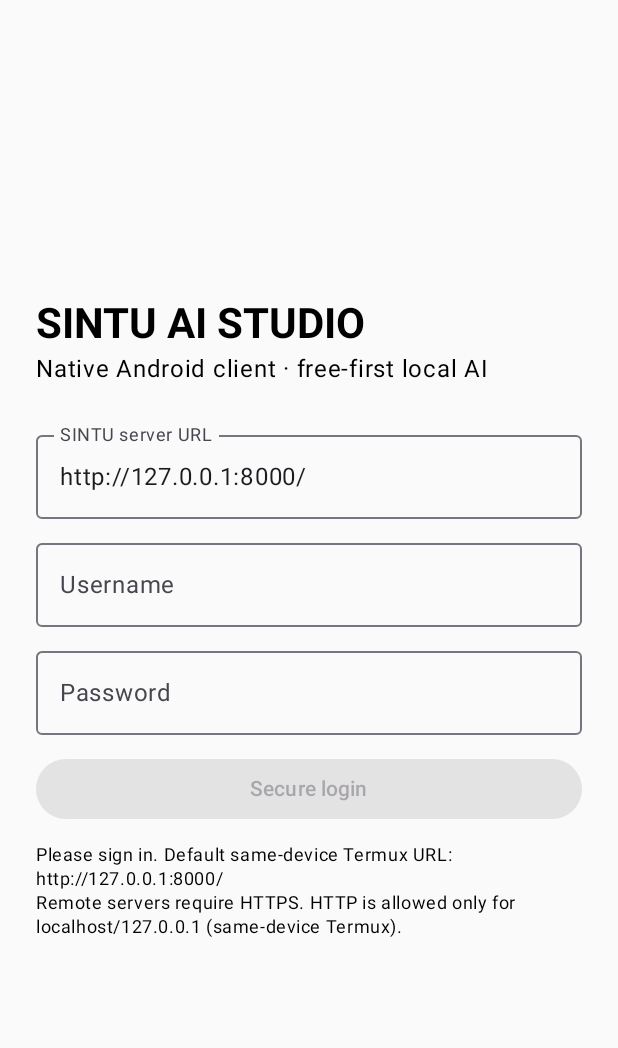
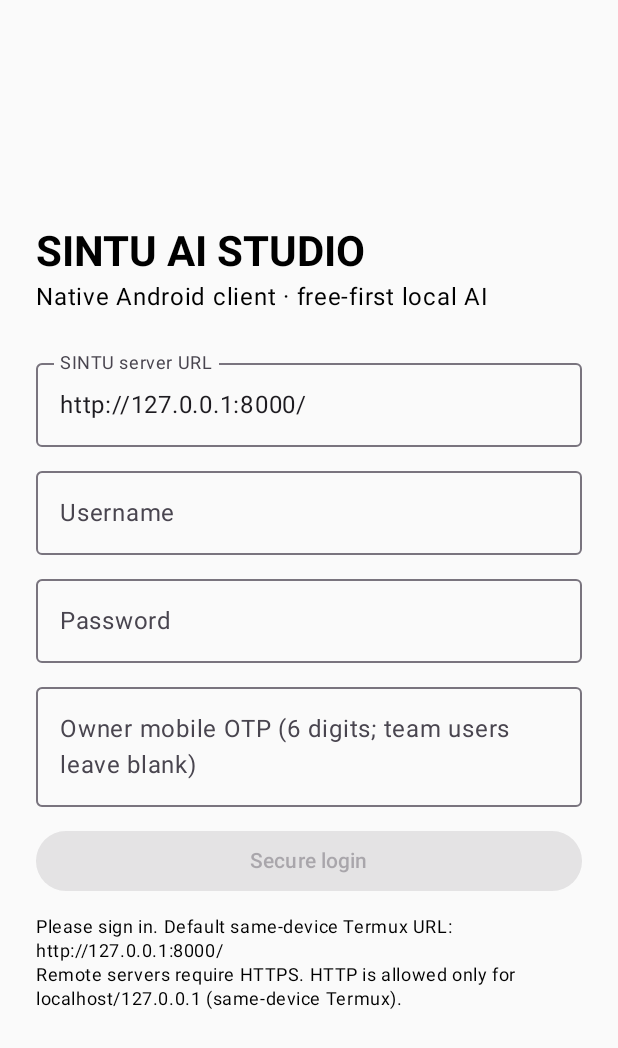
Before and after one commit to aiagent882520-cell/SINTU-AI-YOUTUBE-STUDIO, an Android app built with Jetpack Compose: the screen it shows after launch (MainActivity), on a phone screen of 412 x 824 dp. Shown: the top 1048 px of the screen. Run offline under Robolectric (Android 15) with nearby library versions, the phone set to English and light mode, and no system bars; our stand-ins replace livedata-compose; 1 statement that could not run was skipped.

Commit message:
feat: add Owner mobile OTP field to Android login

```diff
--- a/android/app/src/main/java/com/sintu/studio/MainActivity.kt
+++ b/android/app/src/main/java/com/sintu/studio/MainActivity.kt
@@ -26,6 +26,8 @@ import androidx.compose.ui.layout.ContentScale
 import androidx.compose.ui.platform.LocalContext
 import androidx.compose.ui.text.font.FontWeight
 import androidx.compose.ui.text.input.PasswordVisualTransformation
+import androidx.compose.ui.text.input.KeyboardOptions
+import androidx.compose.ui.text.input.KeyboardType
 import androidx.compose.ui.unit.dp
 import kotlinx.coroutines.launch
 import kotlinx.coroutines.Dispatchers
@@ -81,6 +83,7 @@ private fun SintuRoot() {
         }
     } else {
         var password by remember { mutableStateOf("") }
+        var otpCode by remember { mutableStateOf("") }
         var user by remember { mutableStateOf(username) }
         Column(Modifier.fillMaxSize().verticalScroll(rememberScrollState()).padding(24.dp), verticalArrangement = Arrangement.Center) {
             Text("SINTU AI STUDIO", style = MaterialTheme.typography.headlineMedium, fontWeight = FontWeight.Bold)
@@ -91,6 +94,15 @@ private fun SintuRoot() {
             OutlinedTextField(user, { user = it }, Modifier.fillMaxWidth(), label = { Text("Username") }, singleLine = true)
             Spacer(Modifier.height(8.dp))
             OutlinedTextField(password, { password = it }, Modifier.fillMaxWidth(), label = { Text("Password") }, singleLine = true, visualTransformation = PasswordVisualTransformation())
+            Spacer(Modifier.height(8.dp))
+            OutlinedTextField(
+                otpCode,
+                { otpCode = it.filter(Char::isDigit).take(6) },
+                Modifier.fillMaxWidth(),
+                label = { Text("Owner mobile OTP (6 digits; team users leave blank)") },
+                singleLine = true,
+                keyboardOptions = KeyboardOptions(keyboardType = KeyboardType.Number)
+            )
             Spacer(Modifier.height(12.dp))
             Button(
                 onClick = {
@@ -99,7 +111,7 @@ private fun SintuRoot() {
                         try {
                             val normalized = SintuApi.normalizeBaseUrl(baseUrl)
                             val client = SintuApi(context, normalized)
-                            val result = client.login(user.trim(), password)
+                            val result = client.login(user.trim(), password, otpCode.takeIf { it.isNotBlank() })
                             prefs.edit().putString("api_base_url", normalized).apply()
                             baseUrl = normalized
                             api = client
```
